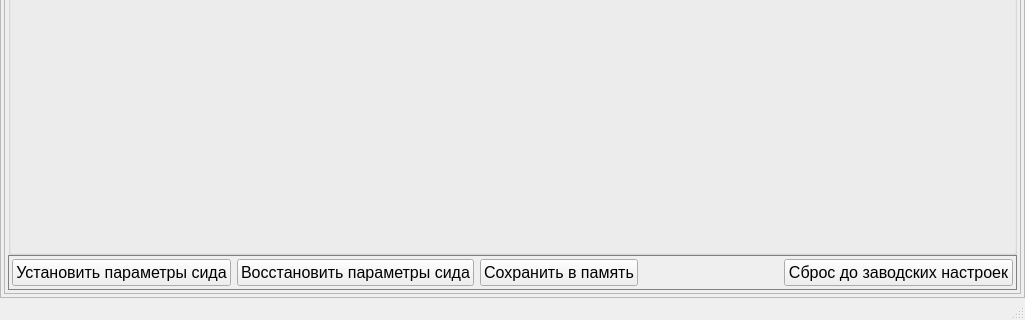
This is mainwindow.ui in bulkanul/EVO_YFL_1064_GUI_coherent2 as Qt 5 draws it before an edit; both pictures show x 0 to 1025 and y 548 to 868 of the 1025 by 868 pixel window. The edited form follows.
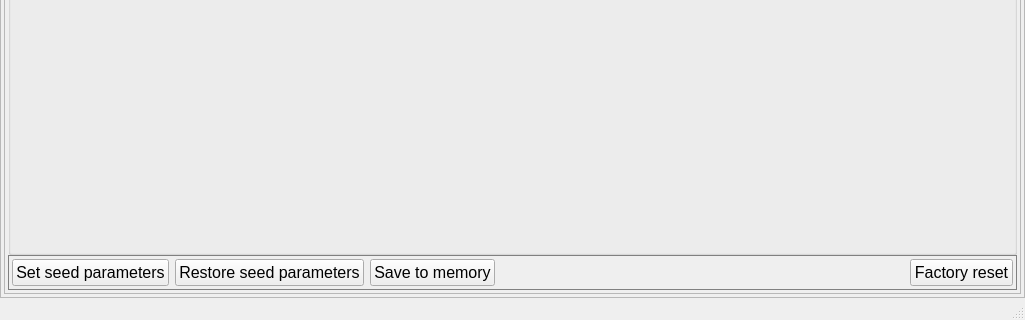
This is the edited form. The open tabs and pages were chosen to show the change. Icons and pictures are not drawn.

```diff
--- a/mainwindow.ui
+++ b/mainwindow.ui
@@ -261,8 +261,8 @@
                 <rect>
                  <x>0</x>
                  <y>0</y>
-                 <width>844</width>
-                 <height>69</height>
+                 <width>1015</width>
+                 <height>781</height>
                 </rect>
                </property>
                <layout class="QVBoxLayout" name="verticalLayout_5">
@@ -330,7 +330,7 @@
                       </font>
                      </property>
                      <property name="text">
-                      <string>Установить параметры сида</string>
+                      <string>Set seed parameters</string>
                      </property>
                     </widget>
                    </item>
@@ -342,7 +342,7 @@
                       </font>
                      </property>
                      <property name="text">
-                      <string>Восстановить параметры сида</string>
+                      <string>Restore seed parameters</string>
                      </property>
                     </widget>
                    </item>
@@ -354,7 +354,7 @@
                       </font>
                      </property>
                      <property name="text">
-                      <string>Сохранить в память</string>
+                      <string>Save to memory</string>
                      </property>
                     </widget>
                    </item>
@@ -379,7 +379,7 @@
                       </font>
                      </property>
                      <property name="text">
-                      <string>Сброс до заводских настроек</string>
+                      <string>Factory reset</string>
                      </property>
                     </widget>
                    </item>
```
